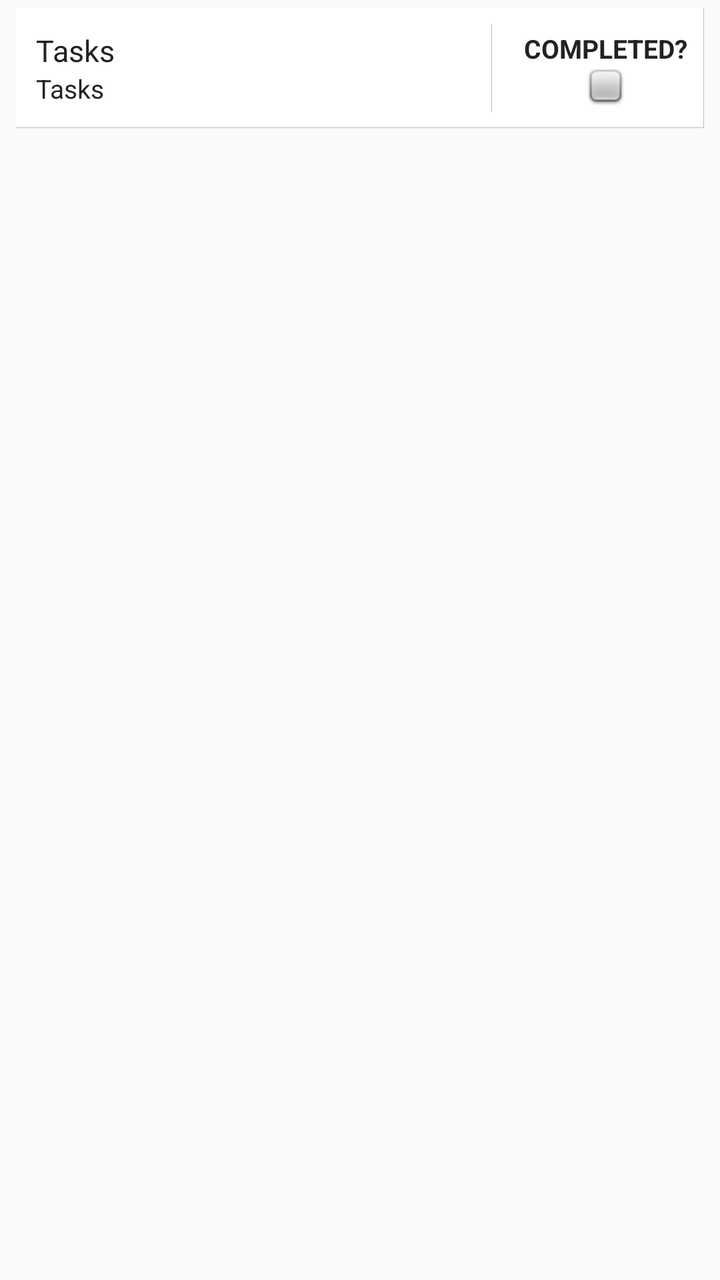
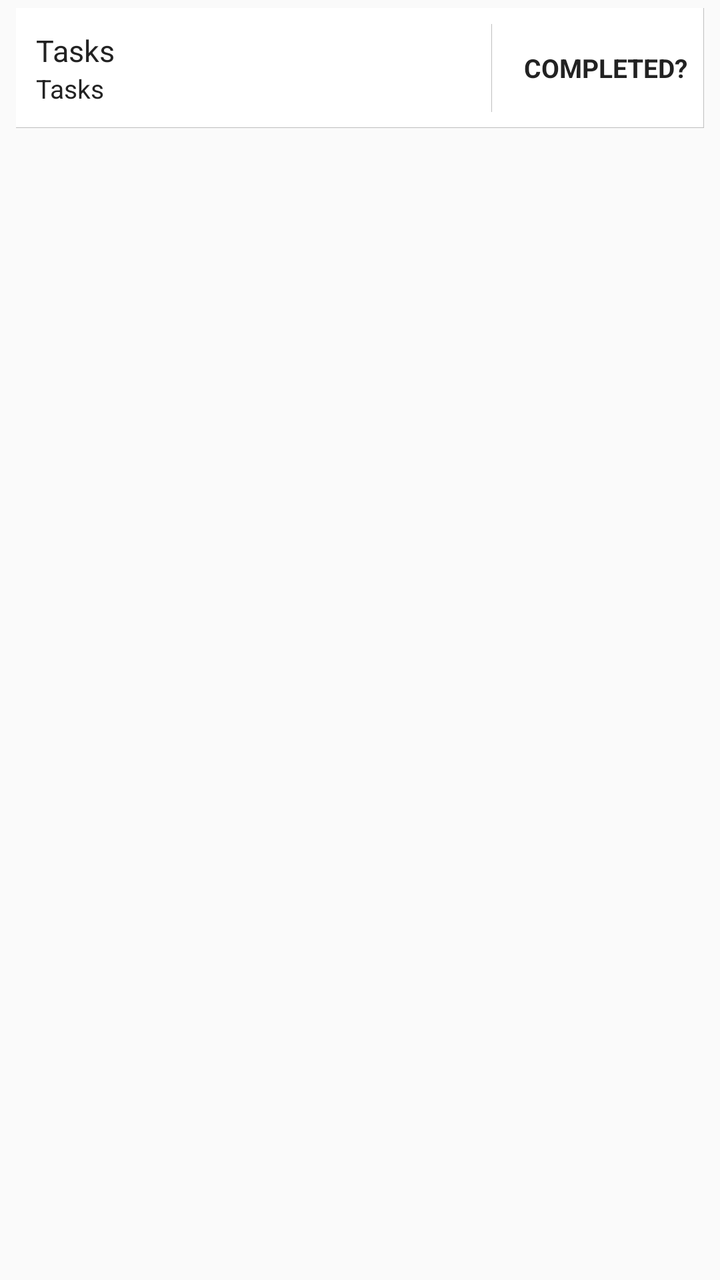

Screens rendered from an Android XML layout before and after an edit, with the pre-edit source and the edit as a unified diff.
<!-- AndroidManifest.xml: application theme AppCompactTheme -->
<!-- res/layout/listview_task_list.xml -->
<?xml version="1.0" encoding="utf-8"?>
<LinearLayout xmlns:android="http://schemas.android.com/apk/res/android"
    xmlns:tools="http://schemas.android.com/tools"
    android:orientation="vertical"
    android:layout_width="match_parent"
    android:layout_height="wrap_content"
    android:paddingLeft="@dimen/ofis_med_pad"
    android:paddingRight="@dimen/ofis_med_pad"
    android:paddingTop="@dimen/ofis_list_itemseparator"
    android:paddingBottom="@dimen/ofis_list_itemseparator">

    <LinearLayout
        android:orientation="horizontal"
        android:layout_width="match_parent"
        android:id="@+id/rowlin"
        android:layout_height="wrap_content"
        android:minHeight="60dp"
        android:background="@drawable/list_item"
        android:baselineAligned="false"
        android:weightSum="12"
        tools:ignore="UselessParent">

        <LinearLayout
            android:orientation="vertical"
            android:layout_width="0dp"
            android:layout_height="match_parent"
            android:id="@+id/itemTextContainer"
            android:layout_marginTop="8dp"
            android:layout_marginBottom="8dp"
            android:layout_marginEnd="8dp"
            android:layout_marginRight="8dp"
            android:background="@drawable/right_border"
            android:paddingLeft="10dp"
            android:paddingRight="10dp"
            android:layout_weight="8.5"
            android:gravity="center_vertical">

            <TextView
                android:layout_width="match_parent"
                android:layout_height="wrap_content"
                android:text="@string/title_activity_tasks"
                android:id="@+id/taskListItemText"
                android:textColor="@color/ofis_base_font_dark"
                android:textSize="@dimen/ofis_med_text" />
            <TextView
                android:layout_width="match_parent"
                android:layout_height="wrap_content"
                android:text="@string/title_activity_tasks"
                android:id="@+id/taskListItemDate"
                android:textColor="@color/ofis_base_font_dark"
                android:textSize="@dimen/ofis_small_text"/>
        </LinearLayout>

        <LinearLayout
            android:layout_width="0dp"
            android:layout_height="match_parent"
            android:layout_weight="3.5"
            android:orientation="vertical"
            android:gravity="center"
            tools:ignore="UseCompoundDrawables">

            <TextView
                android:layout_width="0dp"
                android:layout_height="0dp"
                android:visibility="gone"
                android:text="false"
                android:id="@+id/taskId"
                tools:ignore="HardcodedText" />

            <TextView
                android:layout_width="0dp"
                android:layout_height="0dp"
                android:visibility="gone"
                android:text="false"
                android:id="@+id/taskCompleted"
                tools:ignore="HardcodedText" />

            <TextView
                android:layout_width="wrap_content"
                android:layout_height="wrap_content"
                android:textColor="@color/ofis_base_font_dark"
                android:textSize="@dimen/ofis_small_text"
                android:textAllCaps="true"
                android:textStyle="bold"
                android:text="@string/task_mark_complete"/>

            <ImageView
                android:layout_width="wrap_content"
                android:layout_height="wrap_content"
                android:id="@+id/cbImage"
                android:contentDescription="@string/checkbox_image"
                android:src="@android:drawable/checkbox_off_background"/>

        </LinearLayout>

    </LinearLayout>

</LinearLayout>
<!-- resources referenced by this layout -->
<resources>
  <color name="ofis_base_font_dark">#222222</color>
  <dimen name="ofis_list_itemseparator">4dp</dimen>
  <dimen name="ofis_med_pad">8dp</dimen>
  <dimen name="ofis_med_text">15sp</dimen>
  <dimen name="ofis_small_text">13sp</dimen>
  <!-- drawable list_item (drawable) -->
  <?xml version="1.0" encoding="utf-8"?>
  <layer-list xmlns:android="http://schemas.android.com/apk/res/android">
      <item
          android:right="-3dp"
          android:left="-3dp"
          android:top="-3dp"
          android:bottom="-2dp">
          <shape android:shape="rectangle">
              <solid android:color="@color/ofis_list_item_background"/>
              <stroke
                  android:color="@color/ofis_list_item_border"
                  android:width="@dimen/ofis_list_itemborder" />
          </shape>
          </item>
  </layer-list>
  <!-- drawable right_border (drawable) -->
  <?xml version="1.0" encoding="utf-8"?>
  <layer-list xmlns:android="http://schemas.android.com/apk/res/android">
      <item
          android:bottom="-3dp"
          android:left="-3dp"
          android:top="-3dp"
          android:right="-2dp">
          <shape android:shape="rectangle">
              <solid android:color="@android:color/transparent"/>
              <stroke
                  android:color="@color/ofis_list_item_border"
                  android:width="@dimen/ofis_list_itemborder" />
          </shape>
          </item>
  </layer-list>
  <string name="checkbox_image">Checkbox Image</string>
  <string name="task_mark_complete">Completed?</string>
  <string name="title_activity_tasks">Tasks</string>
  <style name="AppCompactTheme" parent="Theme.AppCompat.Light">
          
          <item name="android:spinnerStyle">@android:style/Widget.Holo.Light.Spinner</item>
          <item name="android:spinnerItemStyle">@style/SpinnerItem</item>
          <item name="android:spinnerDropDownItemStyle">@style/SpinnerItem.DropDownItem</item>
          <item name="android:dropDownListViewStyle">@style/StandardSpinner</item>
          <item name="android:actionBarStyle">@style/AppTheme.ActionBarStyle</item>
      </style>
  <color name="ofis_list_item_background">#ffffff</color>
  <color name="ofis_list_item_border">#40000000</color>
  <dimen name="ofis_list_itemborder">1px</dimen>
  <style name="SpinnerItem" parent="Widget.AppCompat.TextView.SpinnerItem">
          <item name="android:textColor">@color/ofis_base_font_white</item>
          <item name="android:textSize">@dimen/ofis_spinner_text</item>
      </style>
  <style name="SpinnerItem.DropDownItem" parent="Widget.AppCompat.Light.DropDownItem.Spinner">
          <item name="android:textColor">@color/ofis_text_field</item>
          <item name="android:background">@color/ofis_spinner_item_background</item>
      </style>
  <style name="StandardSpinner" parent="Widget.AppCompat.ListView.DropDown">
          <item name="android:dividerHeight">@dimen/ofis_spinner_itemseparator</item>
          <item name="android:divider">@color/ofis_spinner_divider</item>
      </style>
  <style name="AppTheme.ActionBarStyle" parent="Theme.AppCompat.Light">
          <item name="android:titleTextStyle">@style/AppTheme.ActionBar.TitleTextStyle</item>
      </style>
  <color name="ofis_base_font_white">#ffffff</color>
  <dimen name="ofis_spinner_text">14sp</dimen>
  <color name="ofis_text_field">#DE000000</color>
  <color name="ofis_spinner_item_background">@color/ofis_actionbar_background</color>
  <dimen name="ofis_spinner_itemseparator">1dp</dimen>
  <color name="ofis_spinner_divider">#ff333333</color>
  <style name="AppTheme.ActionBar.TitleTextStyle" parent="android:TextAppearance">
          <item name="android:textSize">@dimen/ofis_med_text</item>
      </style>
  <color name="ofis_actionbar_background">#dddddd</color>
</resources>

<!-- the commit's change to res/layout/listview_task_list.xml (unified diff, before → after) -->
@@ -1,5 +1,6 @@
 <?xml version="1.0" encoding="utf-8"?>
 <LinearLayout xmlns:android="http://schemas.android.com/apk/res/android"
+    xmlns:app="http://schemas.android.com/apk/res-auto"
     xmlns:tools="http://schemas.android.com/tools"
     android:orientation="vertical"
     android:layout_width="match_parent"
@@ -89,7 +90,7 @@
                 android:layout_height="wrap_content"
                 android:id="@+id/cbImage"
                 android:contentDescription="@string/checkbox_image"
-                android:src="@android:drawable/checkbox_off_background"/>
+                app:srcCompat="@android:drawable/checkbox_off_background"/>
 
         </LinearLayout>
 
<!-- resource entries referenced after the edit -->
@@ -42,11 +42,13 @@
   <string name="title_activity_tasks">Tasks</string>
   <style name="AppCompactTheme" parent="Theme.AppCompat.Light">
           
-          <item name="android:spinnerStyle">@android:style/Widget.Holo.Light.Spinner</item>
+          <item name="spinnerStyle">@android:style/Widget.Holo.Light.Spinner</item>
           <item name="android:spinnerItemStyle">@style/SpinnerItem</item>
-          <item name="android:spinnerDropDownItemStyle">@style/SpinnerItem.DropDownItem</item>
-          <item name="android:dropDownListViewStyle">@style/StandardSpinner</item>
-          <item name="android:actionBarStyle">@style/AppTheme.ActionBarStyle</item>
+          <item name="spinnerDropDownItemStyle">@style/SpinnerItem.DropDownItem</item>
+          <item name="dropDownListViewStyle">@style/StandardSpinner</item>
+  
+          <item name="actionBarStyle">@style/AppTheme.ActionBarStyle</item>
+  
       </style>
   <color name="ofis_list_item_background">#ffffff</color>
   <color name="ofis_list_item_border">#40000000</color>
@@ -57,14 +59,14 @@
       </style>
   <style name="SpinnerItem.DropDownItem" parent="Widget.AppCompat.Light.DropDownItem.Spinner">
           <item name="android:textColor">@color/ofis_text_field</item>
-          <item name="android:background">@color/ofis_spinner_item_background</item>
+          <item name="background">@color/ofis_spinner_item_background</item>
       </style>
   <style name="StandardSpinner" parent="Widget.AppCompat.ListView.DropDown">
           <item name="android:dividerHeight">@dimen/ofis_spinner_itemseparator</item>
-          <item name="android:divider">@color/ofis_spinner_divider</item>
+          <item name="divider">@color/ofis_spinner_divider</item>
       </style>
   <style name="AppTheme.ActionBarStyle" parent="Theme.AppCompat.Light">
-          <item name="android:titleTextStyle">@style/AppTheme.ActionBar.TitleTextStyle</item>
+          <item name="titleTextStyle">@style/AppTheme.ActionBar.TitleTextStyle</item>
       </style>
   <color name="ofis_base_font_white">#ffffff</color>
   <dimen name="ofis_spinner_text">14sp</dimen>
@@ -73,8 +75,10 @@
   <dimen name="ofis_spinner_itemseparator">1dp</dimen>
   <color name="ofis_spinner_divider">#ff333333</color>
   <style name="AppTheme.ActionBar.TitleTextStyle" parent="android:TextAppearance">
-          <item name="android:textSize">@dimen/ofis_med_text</item>
+          <item name="android:textSize">@dimen/ofis_large_text</item>
+          <item name="android:textStyle">bold</item>
       </style>
   <color name="ofis_actionbar_background">#dddddd</color>
+  <dimen name="ofis_large_text">17sp</dimen>
 </resources>
 
